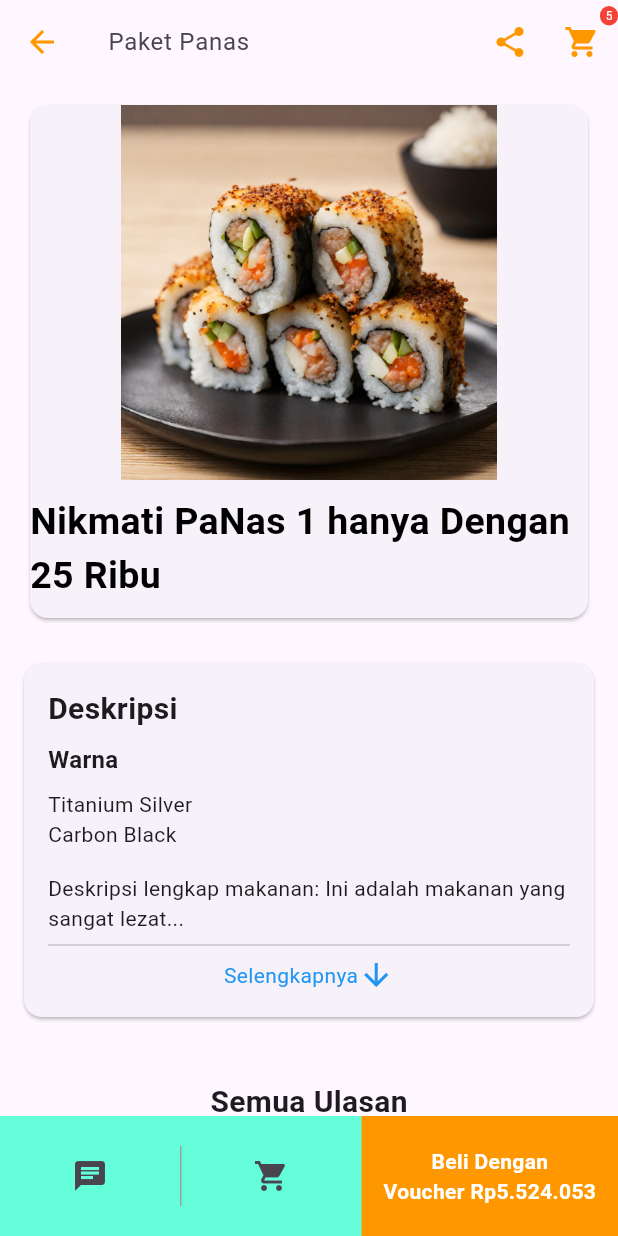
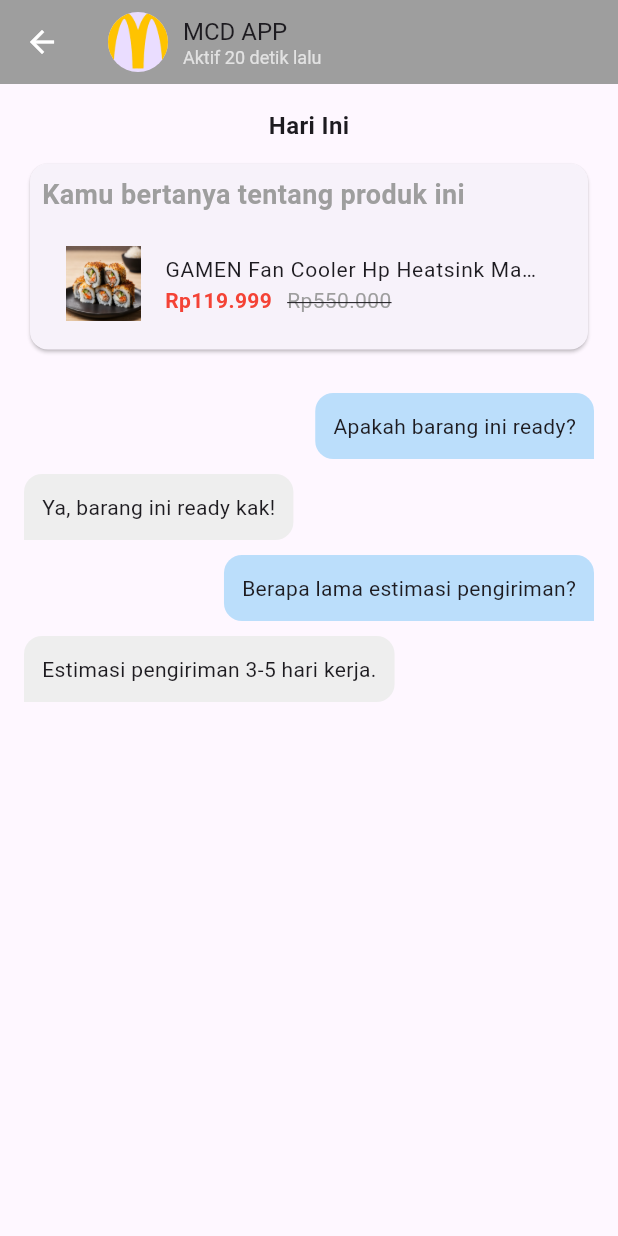
Before and after one commit to roland-pixel/tugas_akhir_pemesanan_makanan, a Flutter app: the DetailMenuPage screen opened directly, after a tap on the "chat" icon, on a phone screen of 412 x 824 dp. Run offline on Flutter 3.47's test engine with Material 3 defaults, Android fonts, the phone set to English and light mode, and no system bars.

Commit message:
chat widget

```diff
--- /dev/null
+++ b/lib/menu/chat.dart
@@ -0,0 +1,179 @@
+import 'package:flutter/material.dart';
+import 'detail_menu.dart';
+
+class chatwidget extends StatelessWidget {
+  const chatwidget({super.key});
+
+  @override
+  Widget build(BuildContext context) {
+    return Scaffold(
+      appBar: chatappbar(),
+      body: TodaySection(),
+    );
+  }
+}
+
+class chatappbar extends StatefulWidget implements PreferredSizeWidget {
+  @override
+  _chatappbarState createState() => _chatappbarState();
+
+  @override
+  Size get preferredSize => Size.fromHeight(kToolbarHeight);
+}
+
+class _chatappbarState extends State<chatappbar> {
+  @override
+  Widget build(BuildContext context) {
+    return AppBar(
+      leading: IconButton(
+        icon: Icon(Icons.arrow_back, color: Colors.white),
+        onPressed: () {
+          Navigator.push(
+            context,
+            MaterialPageRoute(builder: (context) => DetailMenu()),
+          );
+        },
+      ),
+      title: Row(
+        children: [
+          CircleAvatar(
+            backgroundImage: AssetImage(
+                'assets/images/logo_mcd.png'), // Ganti dengan gambar Anda
+            radius: 20,
+          ),
+          SizedBox(width: 10),
+          Column(
+            crossAxisAlignment: CrossAxisAlignment.start,
+            children: [
+              Text(
+                'MCD APP',
+                style: TextStyle(fontSize: 16),
+              ),
+              Text(
+                'Aktif 20 detik lalu',
+                style: TextStyle(fontSize: 12, color: Colors.white70),
+              ),
+            ],
+          ),
+        ],
+      ),
+      backgroundColor: Colors.grey,
+    );
+  }
+}
+
+class TodaySection extends StatefulWidget {
+  @override
+  _TodaySectionState createState() => _TodaySectionState();
+}
+
+class _TodaySectionState extends State<TodaySection> {
+  final List<Map<String, dynamic>> messages = [
+    {"text": "Apakah barang ini ready?", "isSender": true},
+    {"text": "Ya, barang ini ready kak!", "isSender": false},
+    {"text": "Berapa lama estimasi pengiriman?", "isSender": true},
+    {"text": "Estimasi pengiriman 3-5 hari kerja.", "isSender": false},
+  ];
+  @override
+  Widget build(BuildContext context) {
+    return Padding(
+      padding: const EdgeInsets.all(16.0),
+      child: Column(
+        children: [
+          Center(
+            child: Text(
+              'Hari Ini',
+              style: TextStyle(fontSize: 16, fontWeight: FontWeight.bold),
+            ),
+          ),
+          SizedBox(height: 10),
+          Card(
+            child: Padding(
+              padding: const EdgeInsets.all(8.0),
+              child: Column(
+                crossAxisAlignment: CrossAxisAlignment.start,
+                children: [
+                  Text(
+                    'Kamu bertanya tentang produk ini',
+                    style: TextStyle(
+                        fontSize: 18,
+                        color: Colors.grey,
+                        fontWeight: FontWeight.bold),
+                  ),
+                  SizedBox(height: 10),
+                  ListTile(
+                    leading: Image.asset(
+                      'assets/images/sushi1.png', // Ganti dengan gambar produk Anda
+                      width: 50,
+                      height: 50,
+                    ),
+                    title: Text(
+                      'GAMEN Fan Cooler Hp Heatsink Magnetic',
+                      style: TextStyle(fontSize: 14),
+                      maxLines: 1,
+                      overflow: TextOverflow.ellipsis,
+                    ),
+                    subtitle: Row(
+                      children: [
+                        Text(
+                          'Rp119.999',
+                          style: TextStyle(
+                              color: Colors.red, fontWeight: FontWeight.bold),
+                        ),
+                        SizedBox(width: 10),
+                        Text(
+                          'Rp550.000',
+                          style: TextStyle(
+                            color: Colors.grey,
+                            decoration: TextDecoration.lineThrough,
+                          ),
+                        ),
+                      ],
+                    ),
+                  ),
+                ],
+              ),
+            ),
+          ),
+          SizedBox(height: 20),
+          Expanded(
+            child: ListView.builder(
+              itemCount: messages.length,
+              itemBuilder: (context, index) {
+                final message = messages[index];
+                return Align(
+                  alignment: message['isSender']
+                      ? Alignment.centerRight
+                      : Alignment.centerLeft,
+                  child: Container(
+                    margin: const EdgeInsets.symmetric(vertical: 5),
+                    padding: const EdgeInsets.all(12),
+                    decoration: BoxDecoration(
+                      color: message['isSender']
+                          ? Colors.blue[100]
+                          : Colors.grey[200],
+                      borderRadius: BorderRadius.only(
+                        topLeft: Radius.circular(12),
+                        topRight: Radius.circular(12),
+                        bottomLeft: message['isSender']
+                            ? Radius.circular(12)
+                            : Radius.circular(0),
+                        bottomRight: message['isSender']
+                            ? Radius.circular(0)
+                            : Radius.circular(12),
+                      ),
+                    ),
+                    child: Text(
+                      message['text'],
+                      style: TextStyle(fontSize: 14),
+                    ),
+                  ),
+                );
+              },
+            ),
+          ),
+        ],
+      ),
+    );
+  }
+}
--- a/pubspec.yaml
+++ b/pubspec.yaml
@@ -30,7 +30,6 @@ environment:
 dependencies:
   flutter:
     sdk: flutter
-    share: ^2.0.4
 
 
   # The following adds the Cupertino Icons font to your application.
```
Also changed, not shown: lib/menu/daftar_menu.dart (+13 -1 lines), lib/menu/detail_menu.dart (+170 -3 lines).
